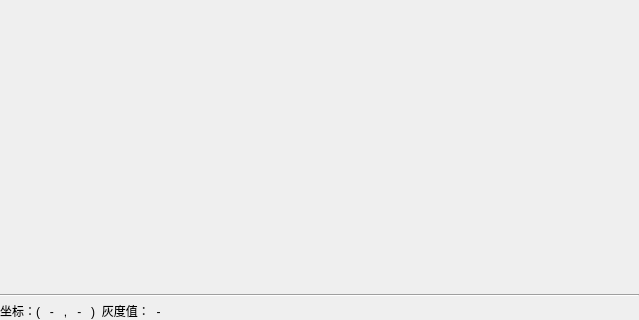
Above: pluginapp/FrameWork/halconGraphic/halconwidget.ui from wondron/frameTest before the change; both pictures show x 0 to 639 and y 228 to 548 of the 639 by 548 pixel window. Below: the same form after it.
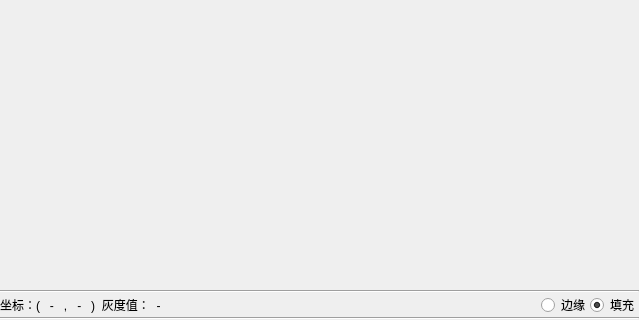
That is the form after the change.

```diff
--- a/pluginapp/FrameWork/halconGraphic/halconwidget.ui
+++ b/pluginapp/FrameWork/halconGraphic/halconwidget.ui
@@ -13,7 +13,7 @@
   <property name="windowTitle">
    <string>Form</string>
   </property>
-  <layout class="QHBoxLayout" name="horizontalLayout_2">
+  <layout class="QVBoxLayout" name="verticalLayout">
    <property name="spacing">
     <number>0</number>
    </property>
@@ -30,17 +30,9 @@
     <number>0</number>
    </property>
    <item>
-    <layout class="QVBoxLayout" name="verticalLayout_2">
-     <property name="spacing">
-      <number>0</number>
-     </property>
-     <property name="topMargin">
-      <number>0</number>
-     </property>
-     <item>
       <widget class="QLabel" name="label_Img">
        <property name="sizePolicy">
-        <sizepolicy hsizetype="Preferred" vsizetype="Expanding">
+      <sizepolicy hsizetype="Expanding" vsizetype="Expanding">
          <horstretch>0</horstretch>
          <verstretch>0</verstretch>
         </sizepolicy>
@@ -58,10 +50,7 @@
       </widget>
      </item>
      <item>
-      <layout class="QHBoxLayout" name="horizontalLayout">
-       <property name="topMargin">
-        <number>5</number>
-       </property>
+    <layout class="QHBoxLayout" name="horizontalLayout_2">
        <item>
         <widget class="QLabel" name="label">
          <property name="sizePolicy">
@@ -75,10 +64,36 @@
          </property>
         </widget>
        </item>
+     <item>
+      <layout class="QHBoxLayout" name="horizontalLayout">
+       <item>
+        <widget class="QRadioButton" name="radio_margin">
+         <property name="text">
+          <string>边缘</string>
+         </property>
+        </widget>
+       </item>
+       <item>
+        <widget class="QRadioButton" name="radio_fill">
+         <property name="text">
+          <string>填充</string>
+         </property>
+         <property name="checked">
+          <bool>true</bool>
+         </property>
+        </widget>
+       </item>
       </layout>
      </item>
     </layout>
    </item>
+   <item>
+    <widget class="Line" name="line_2">
+     <property name="orientation">
+      <enum>Qt::Horizontal</enum>
+     </property>
+    </widget>
+   </item>
   </layout>
  </widget>
  <resources/>
```
Lines whose indentation alone changed are shown as unchanged.
